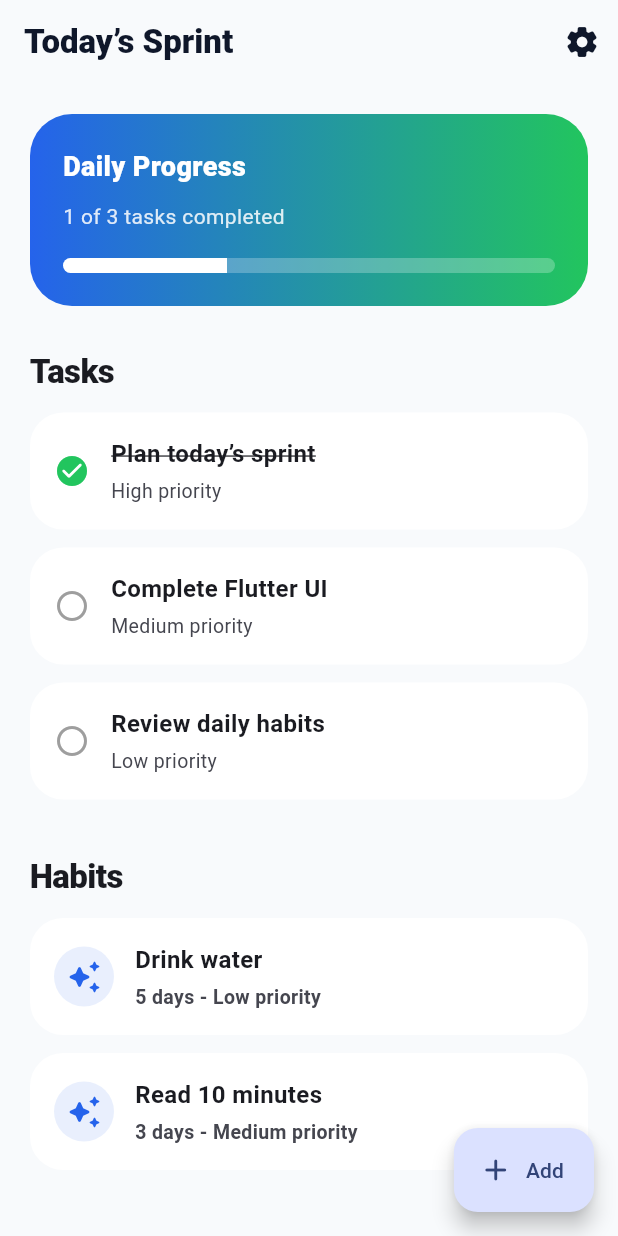
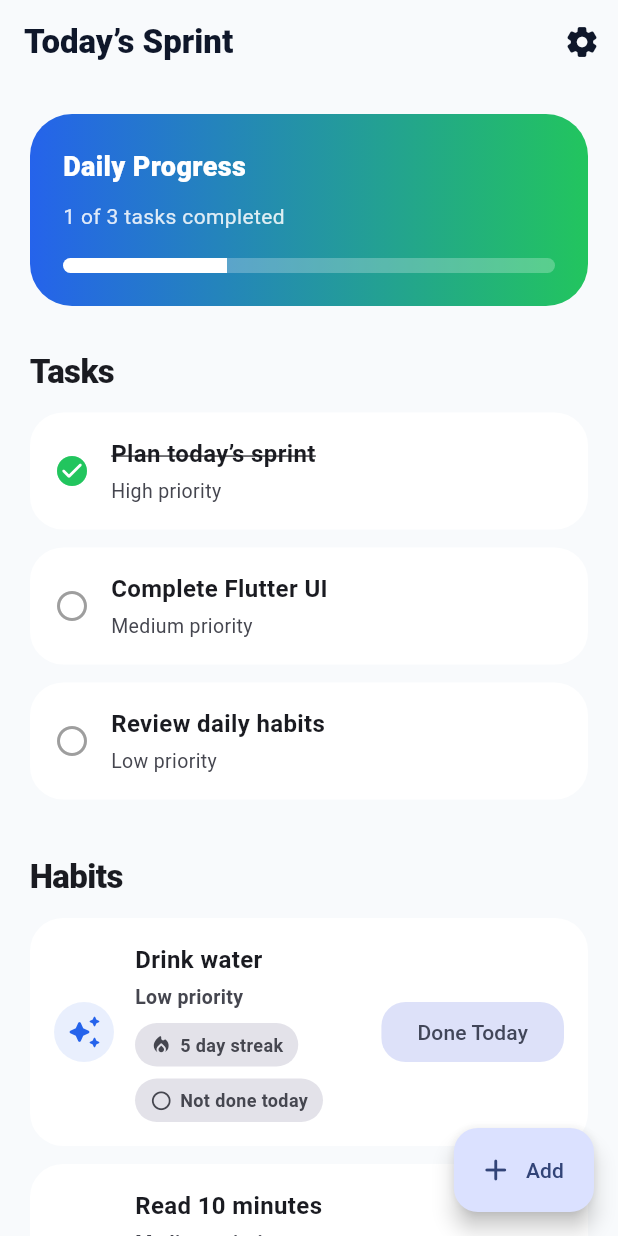
Before and after one commit to 9228262828/goalsprint, a Flutter app: the screen it shows after launch, after a tap on "Get Started", on a phone screen of 412 x 824 dp. Run offline on Flutter 3.47's test engine with Material 3 defaults, Android fonts, the phone set to English and light mode, and no system bars; our stand-ins replace shared_preferences.

Commit message:
Improve habit tracking

```diff
--- a/lib/main.dart
+++ b/lib/main.dart
@@ -53,25 +53,35 @@ class GoalItem {
     required this.priority,
     required this.type,
     this.done = false,
-    this.streak,
+    this.streakCount = 0,
+    this.isDoneToday = false,
+    this.lastCompletedDate,
   });
 
   final String title;
   final GoalPriority priority;
   final GoalItemType type;
-  final String? streak;
   bool done;
+  int streakCount;
+  bool isDoneToday;
+  DateTime? lastCompletedDate;
 
   factory GoalItem.fromJson(
     Map<String, dynamic> json, {
     required GoalItemType fallbackType,
   }) {
+    final lastCompletedDate = _dateFromStorage(json['lastCompletedDate']);
+
     return GoalItem(
       title: json['title'] as String? ?? '',
       priority: _goalPriorityFromName(json['priority'] as String?),
       type: _goalItemTypeFromName(json['type'] as String?, fallbackType),
       done: json['done'] == true,
-      streak: json['streak'] as String?,
+      streakCount: _streakCountFromJson(json),
+      isDoneToday:
+          json['isDoneToday'] == true &&
+          _isSameDate(lastCompletedDate, _todayDate()),
+      lastCompletedDate: lastCompletedDate,
     );
   }
 
@@ -81,7 +91,9 @@ class GoalItem {
       'priority': priority.name,
       'type': type.name,
       'done': done,
-      'streak': streak,
+      'streakCount': streakCount,
+      'isDoneToday': isDoneToday,
+      'lastCompletedDate': _dateToStorage(lastCompletedDate),
     };
   }
 }
@@ -104,6 +116,73 @@ GoalPriority _goalPriorityFromName(String? name) {
   }
 
   return GoalPriority.medium;
+}
+
+int _streakCountFromJson(Map<String, dynamic> json) {
+  final streakCount = json['streakCount'];
+
+  if (streakCount is int) {
+    return streakCount;
+  }
+
+  if (streakCount is num) {
+    return streakCount.toInt();
+  }
+
+  final legacyStreak = json['streak'] as String?;
+  final legacyCount = int.tryParse(legacyStreak?.split(' ').first ?? '');
+
+  return legacyCount ?? 0;
+}
+
+DateTime _todayDate() {
+  return _dateOnly(DateTime.now());
+}
+
+DateTime _yesterdayDate([DateTime? today]) {
+  return (today ?? _todayDate()).subtract(const Duration(days: 1));
+}
+
+DateTime _dateOnly(DateTime date) {
+  return DateTime(date.year, date.month, date.day);
+}
+
+bool _isSameDate(DateTime? firstDate, DateTime secondDate) {
+  if (firstDate == null) {
+    return false;
+  }
+
+  return _dateOnly(firstDate) == _dateOnly(secondDate);
+}
+
+bool _isYesterday(DateTime? date, DateTime today) {
+  return _isSameDate(date, _yesterdayDate(today));
+}
+
+DateTime? _dateFromStorage(Object? value) {
+  if (value is! String || value.isEmpty) {
+    return null;
+  }
+
+  final date = DateTime.tryParse(value);
+
+  if (date == null) {
+    return null;
+  }
+
+  return _dateOnly(date);
+}
+
+String? _dateToStorage(DateTime? date) {
+  if (date == null) {
+    return null;
+  }
+
+  final dateOnly = _dateOnly(date);
+  final month = dateOnly.month.toString().padLeft(2, '0');
+  final day = dateOnly.day.toString().padLeft(2, '0');
+
+  return '${dateOnly.year}-$month-$day';
 }
 
 class GoalSprintApp extends StatefulWidget {
@@ -284,13 +363,15 @@ class _HomeScreenState extends State<HomeScreen> {
       title: 'Drink water',
       priority: GoalPriority.low,
       type: GoalItemType.habit,
-      streak: '5 days',
+      streakCount: 5,
+      lastCompletedDate: _yesterdayDate(),
     ),
     GoalItem(
       title: 'Read 10 minutes',
       priority: GoalPriority.medium,
       type: GoalItemType.habit,
-      streak: '3 days',
+      streakCount: 3,
+      lastCompletedDate: _yesterdayDate(),
     ),
   ];
 
@@ -419,6 +500,34 @@ class _HomeScreenState extends State<HomeScreen> {
     _showDeletedMessage(habit.title);
   }
 
+  bool _isHabitDoneToday(GoalItem habit) {
+    return habit.isDoneToday &&
+        _isSameDate(habit.lastCompletedDate, _todayDate());
+  }
+
+  void _toggleHabitDoneToday(GoalItem habit) {
+    final today = _todayDate();
+
+    setState(() {
+      if (_isHabitDoneToday(habit)) {
+        habit.isDoneToday = false;
+        habit.streakCount = habit.streakCount > 0 ? habit.streakCount - 1 : 0;
+        habit.lastCompletedDate = habit.streakCount > 0
+            ? _yesterdayDate(today)
+            : null;
+      } else {
+        final previousCompletedDate = habit.lastCompletedDate;
+
+        habit.isDoneToday = true;
+        habit.lastCompletedDate = today;
+        habit.streakCount = _isYesterday(previousCompletedDate, today)
+            ? habit.streakCount + 1
+            : 1;
+      }
+    });
+    unawaited(_saveItems());
+  }
+
   void _showDeletedMessage(String title) {
     ScaffoldMessenger.of(context).hideCurrentSnackBar();
     ScaffoldMessenger.of(context).showSnackBar(
@@ -535,10 +644,11 @@ class _HomeScreenState extends State<HomeScreen> {
                 onDismissed: (_) => _deleteHabit(habit),
                 child: HabitTile(
                   title: habit.title,
-                  subtitle: habit.streak == null
-                      ? habit.priority.subtitle
-                      : '${habit.streak} - ${habit.priority.subtitle}',
+                  priority: habit.priority.subtitle,
+                  streakCount: habit.streakCount,
+                  isDoneToday: _isHabitDoneToday(habit),
                   icon: habit.type.icon,
+                  onToggleToday: () => _toggleHabitDoneToday(habit),
                   onLongPress: () => _deleteHabit(habit),
                 ),
               ),
@@ -1234,20 +1344,30 @@ class TaskTile extends StatelessWidget {
 
 class HabitTile extends StatelessWidget {
   final String title;
-  final String subtitle;
+  final String priority;
+  final int streakCount;
+  final bool isDoneToday;
   final IconData icon;
+  final VoidCallback onToggleToday;
   final VoidCallback onLongPress;
 
   const HabitTile({
     super.key,
     required this.title,
-    required this.subtitle,
+    required this.priority,
+    required this.streakCount,
+    required this.isDoneToday,
     required this.icon,
+    required this.onToggleToday,
     required this.onLongPress,
   });
 
   @override
   Widget build(BuildContext context) {
+    final streakLabel = streakCount == 1
+        ? '1 day streak'
+        : '$streakCount day streak';
+
     return GestureDetector(
       onLongPress: onLongPress,
       child: Container(
@@ -1260,8 +1380,17 @@ class HabitTile extends StatelessWidget {
         child: Row(
           children: [
             CircleAvatar(
-              backgroundColor: const Color(0xFF2563EB).withValues(alpha: 0.1),
-              child: Icon(icon, color: const Color(0xFF2563EB)),
+              backgroundColor:
+                  (isDoneToday
+                          ? const Color(0xFF22C55E)
+                          : const Color(0xFF2563EB))
+                      .withValues(alpha: 0.1),
+              child: Icon(
+                isDoneToday ? Icons.check_rounded : icon,
+                color: isDoneToday
+                    ? const Color(0xFF22C55E)
+                    : const Color(0xFF2563EB),
+              ),
             ),
             const SizedBox(width: 14),
             Expanded(
@@ -1277,15 +1406,43 @@ class HabitTile extends StatelessWidget {
                   ),
                   const SizedBox(height: 4),
                   Text(
-                    subtitle,
+                    priority,
                     style: TextStyle(
                       color: Theme.of(context).colorScheme.onSurfaceVariant,
                       fontSize: 13,
                       fontWeight: FontWeight.w600,
                     ),
                   ),
+                  const SizedBox(height: 8),
+                  Wrap(
+                    spacing: 8,
+                    runSpacing: 8,
+                    crossAxisAlignment: WrapCrossAlignment.center,
+                    children: [
+                      HabitInfoChip(
+                        icon: Icons.local_fire_department_rounded,
+                        label: streakLabel,
+                      ),
+                      HabitInfoChip(
+                        icon: isDoneToday
+                            ? Icons.check_circle_rounded
+                            : Icons.radio_button_unchecked_rounded,
+                        label: isDoneToday ? 'Done Today' : 'Not done today',
+                      ),
+                    ],
+                  ),
                 ],
               ),
+            ),
+            const SizedBox(width: 10),
+            FilledButton.tonal(
+              onPressed: onToggleToday,
+              style: FilledButton.styleFrom(
+                shape: RoundedRectangleBorder(
+                  borderRadius: BorderRadius.circular(16),
+                ),
+              ),
+              child: Text(isDoneToday ? 'Undo Today' : 'Done Today'),
             ),
           ],
         ),
@@ -1293,3 +1450,40 @@ class HabitTile extends StatelessWidget {
     );
   }
 }
+
+class HabitInfoChip extends StatelessWidget {
+  final IconData icon;
+  final String label;
+
+  const HabitInfoChip({super.key, required this.icon, required this.label});
+
+  @override
+  Widget build(BuildContext context) {
+    return Container(
+      padding: const EdgeInsets.symmetric(horizontal: 10, vertical: 6),
+      decoration: BoxDecoration(
+        color: Theme.of(context).colorScheme.surfaceContainerHighest,
+        borderRadius: BorderRadius.circular(999),
+      ),
+      child: Row(
+        mainAxisSize: MainAxisSize.min,
+        children: [
+          Icon(
+            icon,
+            size: 15,
+            color: Theme.of(context).colorScheme.onSurfaceVariant,
+          ),
+          const SizedBox(width: 5),
+          Text(
+            label,
+            style: TextStyle(
+              color: Theme.of(context).colorScheme.onSurfaceVariant,
+              fontSize: 12,
+              fontWeight: FontWeight.w700,
+            ),
+          ),
+        ],
+      ),
+    );
+  }
+}
```
